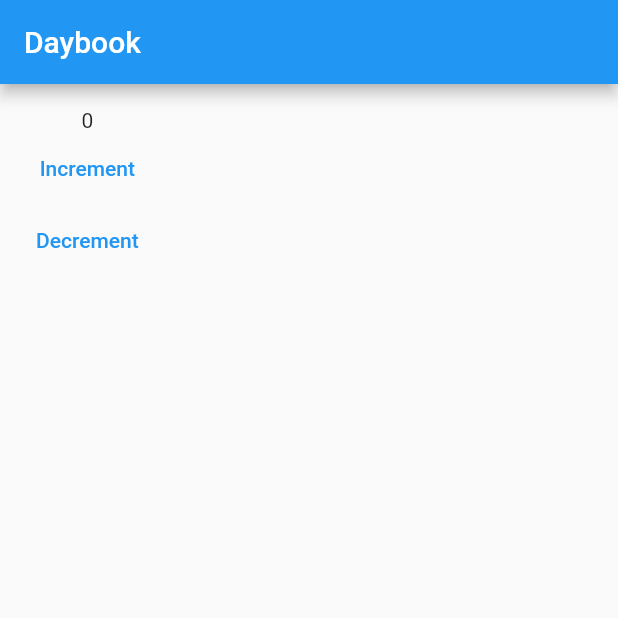
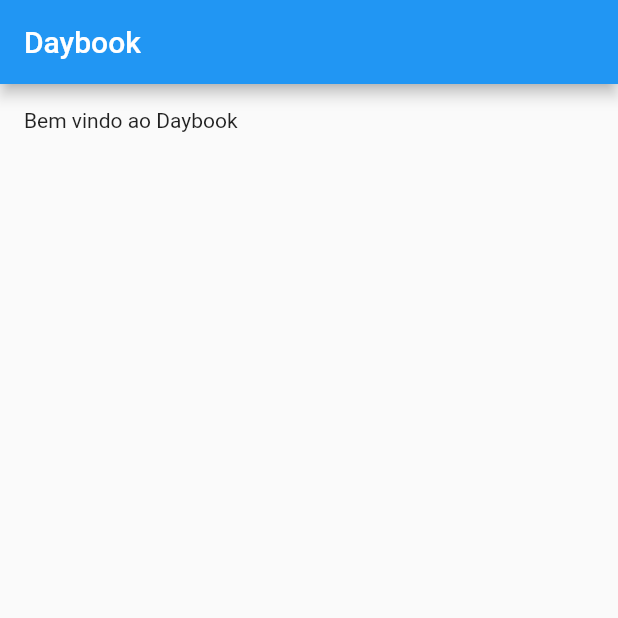
Before and after one commit to theandreteixeira/daybook_app, a Flutter app: the screen it shows after launch, on a phone screen of 412 x 824 dp, the top half of it. Run offline on Flutter 3.47's test engine with Material 2 defaults, Android fonts, the phone set to English and light mode, and no system bars.

Commit message:
feat: remove unused bloc

```diff
--- a/lib/feature/home/presenter/bloc/counter_bloc.dart
+++ /dev/null
@@ -1,15 +0,0 @@
-import 'package:bloc/bloc.dart';
-
-part 'counter_event.dart';
-part 'counter_state.dart';
-
-class CounterBloc extends Bloc<CounterEvent, CounterState> {
-  CounterBloc() : super(CounterState(0)) {
-    on<IncrementEvent>((event, emit) {
-      emit(CounterState(state.value + 1));
-    });
-    on<DecrementEvent>((event, emit) {
-      emit(CounterState(state.value - 1));
-    });
-  }
-}
--- a/lib/feature/home/presenter/bloc/counter_event.dart
+++ /dev/null
@@ -1,7 +0,0 @@
-part of 'counter_bloc.dart';
-
-abstract class CounterEvent {}
-
-class IncrementEvent extends CounterEvent {}
-
-class DecrementEvent extends CounterEvent {}
--- a/lib/feature/home/presenter/bloc/counter_state.dart
+++ /dev/null
@@ -1,7 +0,0 @@
-part of 'counter_bloc.dart';
-
-class CounterState {
-  final int value;
-
-  CounterState(this.value);
-}
--- a/lib/feature/home/presenter/home_page.dart
+++ b/lib/feature/home/presenter/home_page.dart
@@ -1,7 +1,4 @@
 import 'package:flutter/material.dart';
-import 'package:flutter_bloc/flutter_bloc.dart';
-
-import 'bloc/counter_bloc.dart';
 
 class HomePage extends StatefulWidget {
   const HomePage({super.key});
@@ -17,25 +14,9 @@ class _HomePageState extends State<HomePage> {
       appBar: AppBar(
         title: const Text('Daybook'),
       ),
-      body: Padding(
-        padding: const EdgeInsets.all(16.0),
-        child: BlocBuilder<CounterBloc, CounterState>(
-          builder: (context, state) {
-            return Column(
-              children: [
-                Text(state.value.toString()),
-                TextButton(
-                    onPressed: () =>
-                        context.read<CounterBloc>().add(IncrementEvent()),
-                    child: const Text('Increment')),
-                TextButton(
-                    onPressed: () =>
-                        context.read<CounterBloc>().add(DecrementEvent()),
-                    child: const Text('Decrement')),
-              ],
-            );
-          },
-        ),
+      body: const Padding(
+        padding: EdgeInsets.all(16.0),
+        child: Text('Bem vindo ao Daybook'),
       ),
     );
   }
--- a/lib/main.dart
+++ b/lib/main.dart
@@ -1,7 +1,5 @@
 import 'package:flutter/material.dart';
-import 'package:flutter_bloc/flutter_bloc.dart';
 
-import 'feature/home/presenter/bloc/counter_bloc.dart';
 import 'feature/home/presenter/home_page.dart';
 
 void main() {
@@ -19,10 +17,7 @@ class MyApp extends StatelessWidget {
       theme: ThemeData(
         primarySwatch: Colors.blue,
       ),
-      home: BlocProvider(
-        create: (context) => CounterBloc(),
-        child: const HomePage(),
-      ),
+      home: const HomePage(),
     );
   }
 }
```
